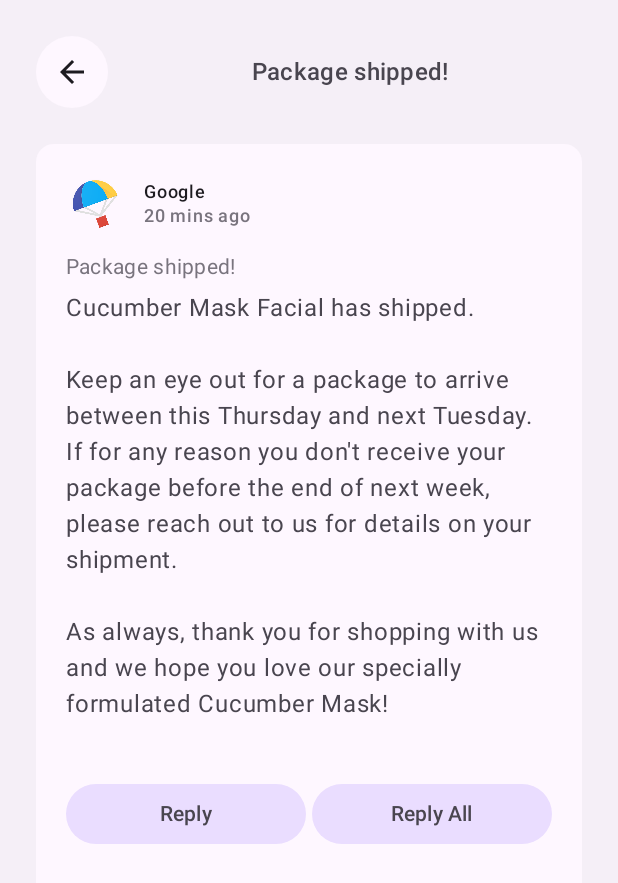
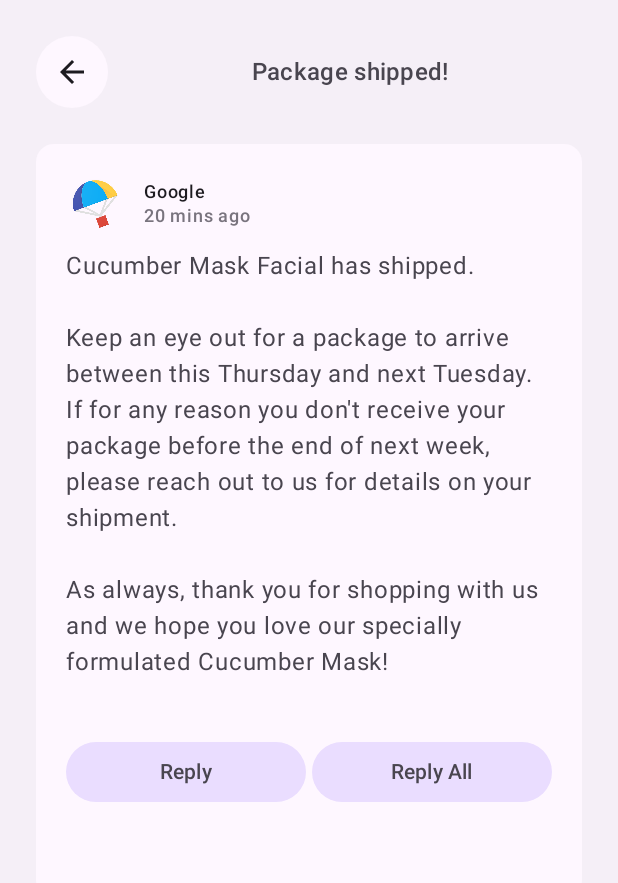
Before and after one commit to ObeyMeee/reply-app, an Android app built with Jetpack Compose: the screen it shows after launch (MainActivity), after a tap on "Google", on a phone screen of 412 x 824 dp. Shown: the top 883 px of the screen. Run offline under Robolectric (Android 15) with nearby library versions, the phone set to English and light mode, and no system bars; our stand-ins replace window size class.

Commit message:
improve ui: adapt to different screen sizes

```diff
--- a/app/src/main/java/com/example/reply/ui/ReplyDetailsScreen.kt
+++ b/app/src/main/java/com/example/reply/ui/ReplyDetailsScreen.kt
@@ -22,8 +22,10 @@ import androidx.compose.foundation.layout.Arrangement
 import androidx.compose.foundation.layout.Box
 import androidx.compose.foundation.layout.Column
 import androidx.compose.foundation.layout.Row
+import androidx.compose.foundation.layout.Spacer
 import androidx.compose.foundation.layout.fillMaxSize
 import androidx.compose.foundation.layout.fillMaxWidth
+import androidx.compose.foundation.layout.height
 import androidx.compose.foundation.layout.padding
 import androidx.compose.foundation.layout.size
 import androidx.compose.foundation.lazy.LazyColumn
@@ -50,6 +52,7 @@ import com.example.reply.data.MailboxType
 
 @Composable
 fun ReplyDetailsScreen(
+    isFullScreen: Boolean,
     replyUiState: ReplyUiState,
     onBackPressed: () -> Unit,
     modifier: Modifier = Modifier
@@ -65,6 +68,7 @@ fun ReplyDetailsScreen(
                 .padding(top = dimensionResource(R.dimen.detail_card_list_padding_top))
         ) {
             item {
+                if (isFullScreen) {
                     ReplyDetailsScreenTopBar(
                         onBackPressed,
                         replyUiState,
@@ -72,10 +76,14 @@ fun ReplyDetailsScreen(
                             .fillMaxWidth()
                             .padding(bottom = dimensionResource(R.dimen.detail_topbar_padding_bottom))
                     )
+                }
                 ReplyEmailDetailsCard(
+                    isFullScreen = isFullScreen,
                     email = replyUiState.currentSelectedEmail,
                     mailboxType = replyUiState.currentMailbox,
-                    modifier = Modifier.padding(horizontal = dimensionResource(R.dimen.detail_card_outer_padding_horizontal))
+                    modifier =
+                    if (isFullScreen) Modifier.padding(horizontal = dimensionResource(R.dimen.detail_card_outer_padding_horizontal))
+                    else Modifier.padding(end = dimensionResource(id = R.dimen.detail_card_outer_padding_horizontal))
                 )
             }
         }
@@ -123,6 +131,7 @@ private fun ReplyEmailDetailsCard(
     email: Email,
     mailboxType: MailboxType,
     modifier: Modifier = Modifier,
+    isFullScreen: Boolean = false
 ) {
     val context = LocalContext.current
     val displayToast = { text: String ->
@@ -141,6 +150,13 @@ private fun ReplyEmailDetailsCard(
                 email,
                 Modifier.fillMaxWidth()
             )
+            if (isFullScreen) {
+                Spacer(
+                    modifier = Modifier.height(
+                        dimensionResource(R.dimen.detail_content_padding_top)
+                    )
+                )
+            } else {
                 Text(
                     text = stringResource(email.subject),
                     style = MaterialTheme.typography.bodyMedium,
@@ -150,6 +166,7 @@ private fun ReplyEmailDetailsCard(
                         bottom = dimensionResource(R.dimen.detail_expanded_subject_body_spacing)
                     ),
                 )
+            }
             Text(
                 text = stringResource(email.body),
                 style = MaterialTheme.typography.bodyLarge,
--- a/app/src/main/java/com/example/reply/ui/ReplyHomeContent.kt
+++ b/app/src/main/java/com/example/reply/ui/ReplyHomeContent.kt
@@ -112,8 +112,9 @@ fun ReplyListAndDetailContent(
         }
         val activity = LocalContext.current as Activity
         ReplyDetailsScreen(
+            isFullScreen = false,
             replyUiState = replyUiState,
-            onBackPressed = {},
+            onBackPressed = { activity.finish() },
             modifier = Modifier.weight(1f)
         )
     }
--- a/app/src/main/java/com/example/reply/ui/ReplyHomeScreen.kt
+++ b/app/src/main/java/com/example/reply/ui/ReplyHomeScreen.kt
@@ -132,6 +132,7 @@ fun ReplyHomeScreen(
             )
         } else {
             ReplyDetailsScreen(
+                isFullScreen = true,
                 replyUiState = replyUiState,
                 onBackPressed = onDetailScreenBackPressed,
                 modifier = modifier
```
Lines whose indentation alone changed are shown as unchanged.
